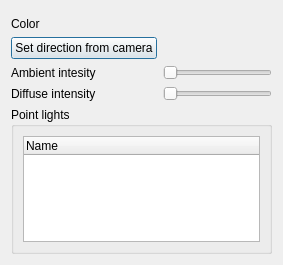
First picture: the form in src/wte/ui/LightEditor.ui, repository spiricn/Wt, before the edit.
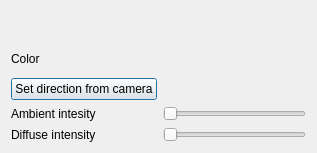
Second picture: the form after the edit. Custom widgets are drawn as their Qt base class.

Diff of the .ui file:
```diff
--- a/src/wte/ui/LightEditor.ui
+++ b/src/wte/ui/LightEditor.ui
@@ -6,31 +6,19 @@
    <rect>
     <x>0</x>
     <y>0</y>
-    <width>283</width>
-    <height>265</height>
+    <width>317</width>
+    <height>153</height>
    </rect>
   </property>
   <property name="windowTitle">
    <string>Light editor</string>
   </property>
   <layout class="QGridLayout" name="gridLayout_2">
-   <item row="5" column="0" colspan="2">
-    <widget class="QGroupBox" name="groupBox">
-     <property name="title">
-      <string>Point lights</string>
-     </property>
-     <layout class="QGridLayout" name="gridLayout">
-      <item row="0" column="0">
-       <widget class="QTreeWidget" name="treeWidget">
-        <column>
-         <property name="text">
-          <string notr="true">Name</string>
-         </property>
-        </column>
-       </widget>
-      </item>
-     </layout>
-    </widget>
+   <property name="sizeConstraint">
+    <enum>QLayout::SetMinimumSize</enum>
+   </property>
+   <item row="0" column="1" rowspan="2">
+    <widget class="ColorEditWidget" name="color" native="true"/>
    </item>
    <item row="4" column="1">
     <widget class="QSlider" name="diffuseItensitySlider">
```
Left out of the diff: 17 changed lines with no effect on the pictures.
